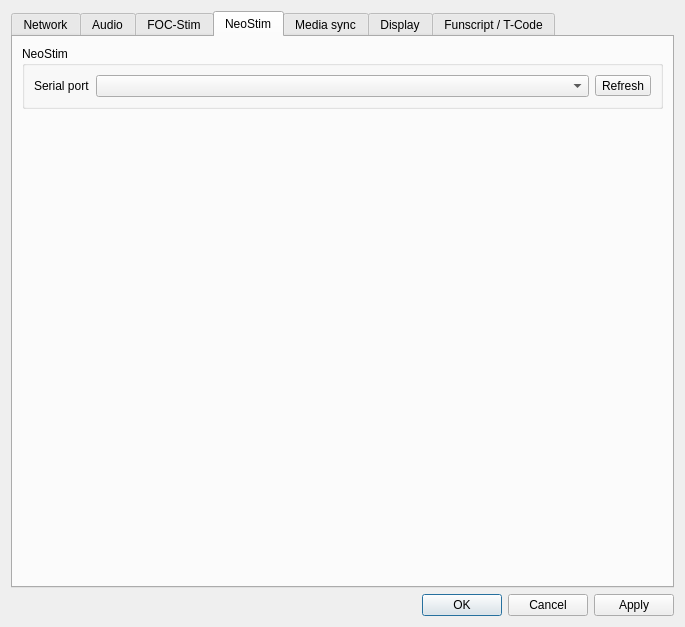
Above: designer/preferencesdialog.ui from diglet48/restim before the change. Below: the same form after it.
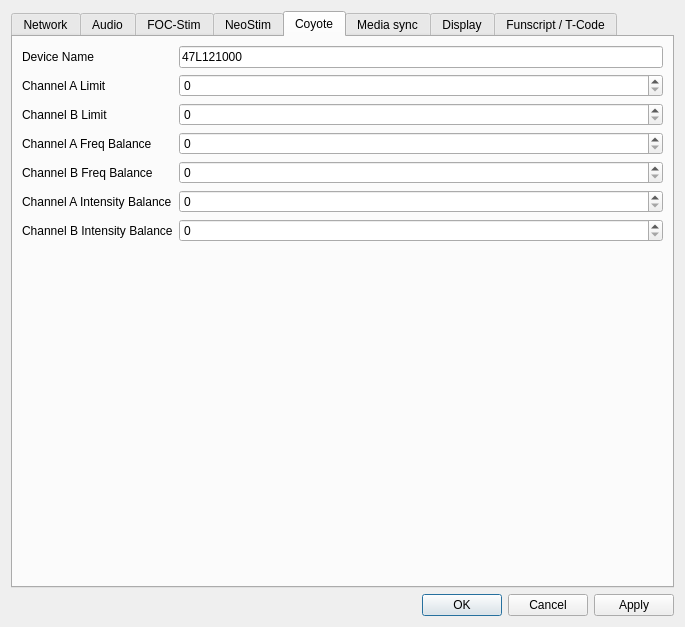
That is the form after the change. The open tabs and pages were chosen to show the change. Icons and pictures are not drawn. Custom widgets are drawn as their Qt base class.

Commit message: Rebase coyote on master

Diff of the .ui file:
```diff
--- a/designer/preferencesdialog.ui
+++ b/designer/preferencesdialog.ui
@@ -510,6 +510,139 @@
        </item>
       </layout>
      </widget>
+     <widget class="QWidget" name="tab_coyote">
+      <attribute name="title">
+       <string>Coyote</string>
+      </attribute>
+      <layout class="QVBoxLayout" name="verticalLayout_coyote">
+       <item>
+        <layout class="QFormLayout" name="formLayout_coyote">
+         <item row="0" column="0">
+          <widget class="QLabel" name="label_coyote_device_name">
+           <property name="text">
+            <string>Device Name</string>
+           </property>
+          </widget>
+         </item>
+         <item row="0" column="1">
+          <widget class="QLineEdit" name="coyote_device_name">
+           <property name="text">
+            <string>47L121000</string>
+           </property>
+          </widget>
+         </item>
+
+          <item row="1" column="0">
+           <widget class="QLabel" name="label_coyote_channel_a_limit">
+            <property name="text">
+             <string>Channel A Limit</string>
+            </property>
+           </widget>
+          </item>
+          <item row="1" column="1">
+           <widget class="QSpinBox" name="coyote_channel_a_limit">
+            <property name="minimum">
+             <number>0</number>
+            </property>
+            <property name="maximum">
+             <number>200</number>
+            </property>
+           </widget>
+          </item>
+
+          <item row="2" column="0">
+           <widget class="QLabel" name="label_coyote_channel_b_limit">
+            <property name="text">
+             <string>Channel B Limit</string>
+            </property>
+           </widget>
+          </item>
+          <item row="2" column="1">
+           <widget class="QSpinBox" name="coyote_channel_b_limit">
+            <property name="minimum">
+             <number>0</number>
+            </property>
+            <property name="maximum">
+             <number>200</number>
+            </property>
+           </widget>
+          </item>
+
+          <item row="3" column="0">
+           <widget class="QLabel" name="label_coyote_channel_a_freq_balance">
+            <property name="text">
+             <string>Channel A Freq Balance</string>
+            </property>
+           </widget>
+          </item>
+          <item row="3" column="1">
+           <widget class="QSpinBox" name="coyote_channel_a_freq_balance">
+            <property name="minimum">
+             <number>0</number>
+            </property>
+            <property name="maximum">
+             <number>255</number>
+            </property>
+           </widget>
+          </item>
+
+          <item row="4" column="0">
+           <widget class="QLabel" name="label_coyote_channel_b_freq_balance">
+            <property name="text">
+             <string>Channel B Freq Balance</string>
+            </property>
+           </widget>
+          </item>
+          <item row="4" column="1">
+           <widget class="QSpinBox" name="coyote_channel_b_freq_balance">
+            <property name="minimum">
+             <number>0</number>
+            </property>
+            <property name="maximum">
+             <number>255</number>
+            </property>
+           </widget>
+          </item>
+
+          <item row="5" column="0">
+           <widget class="QLabel" name="label_coyote_channel_a_intensity_balance">
+            <property name="text">
+             <string>Channel A Intensity Balance</string>
+            </property>
+           </widget>
+          </item>
+          <item row="5" column="1">
+           <widget class="QSpinBox" name="coyote_channel_a_intensity_balance">
+            <property name="minimum">
+             <number>0</number>
+            </property>
+            <property name="maximum">
+             <number>255</number>
+            </property>
+           </widget>
+          </item>
+
+          <item row="6" column="0">
+           <widget class="QLabel" name="label_coyote_channel_b_intensity_balance">
+            <property name="text">
+             <string>Channel B Intensity Balance</string>
+            </property>
+           </widget>
+          </item>
+          <item row="6" column="1">
+           <widget class="QSpinBox" name="coyote_channel_b_intensity_balance">
+            <property name="minimum">
+             <number>0</number>
+            </property>
+            <property name="maximum">
+             <number>255</number>
+            </property>
+           </widget>
+          </item>
+         </layout>
+       </item>
+      </layout>
+     </widget>
      <widget class="QWidget" name="tab_media_settings">
       <attribute name="title">
        <string>Media sync</string>
```
The commit also changes 17 other files.
